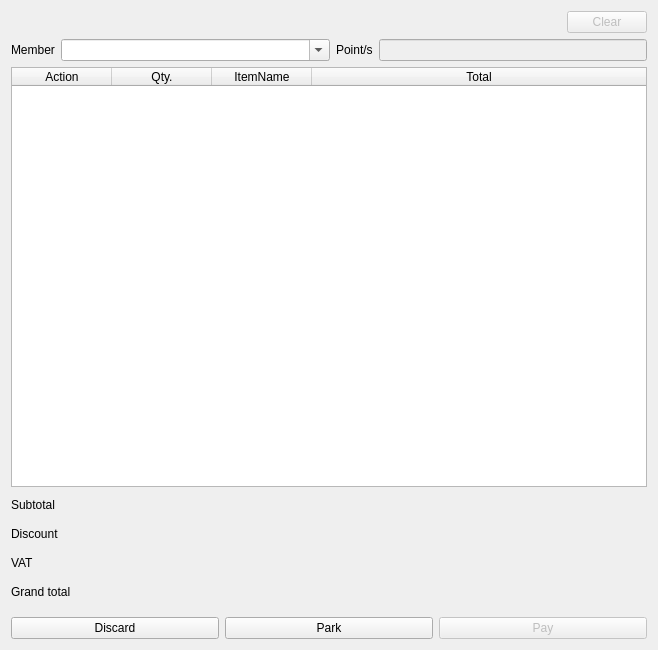
Old version of the form app/views/templates/PreOrder.ui in the repository rondalefloyd/mts-pos.
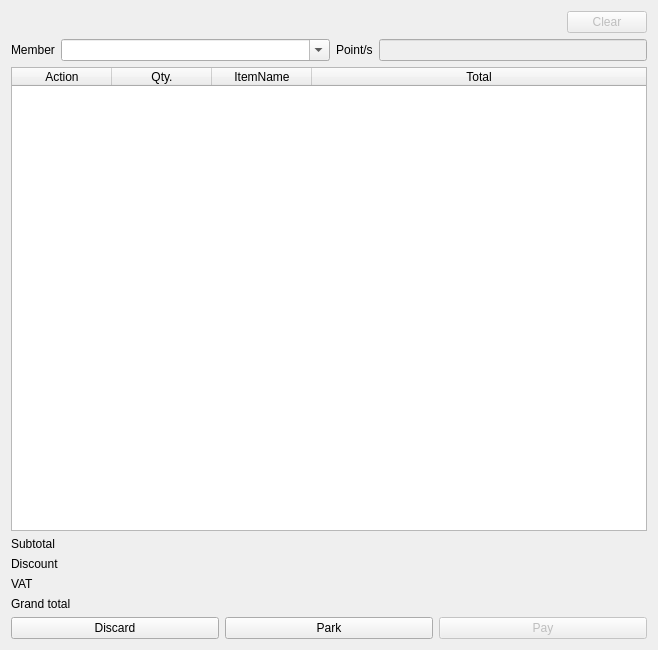
New version of the form.

Patch:
```diff
--- a/app/views/templates/PreOrder.ui
+++ b/app/views/templates/PreOrder.ui
@@ -159,7 +159,7 @@
       <widget class="QLabel" name="labelSubtotal">
        <property name="font">
         <font>
-         <pointsize>15</pointsize>
+         <pointsize>8</pointsize>
          <weight>75</weight>
          <bold>true</bold>
         </font>
@@ -183,7 +183,7 @@
       <widget class="QLabel" name="labelDiscount">
        <property name="font">
         <font>
-         <pointsize>15</pointsize>
+         <pointsize>8</pointsize>
          <weight>75</weight>
          <bold>true</bold>
         </font>
@@ -207,7 +207,7 @@
       <widget class="QLabel" name="labelTax">
        <property name="font">
         <font>
-         <pointsize>15</pointsize>
+         <pointsize>8</pointsize>
          <weight>75</weight>
          <bold>true</bold>
         </font>
@@ -231,7 +231,7 @@
       <widget class="QLabel" name="labelGrandTotal">
        <property name="font">
         <font>
-         <pointsize>20</pointsize>
+         <pointsize>8</pointsize>
          <weight>75</weight>
          <bold>true</bold>
         </font>
```
